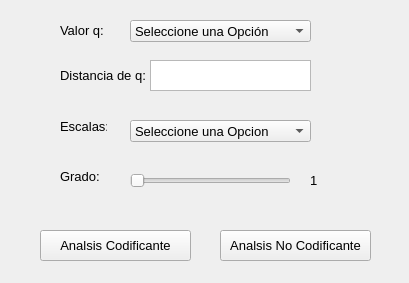
Qt form detrend.ui (juancho270/TrabajoGrado) before a commit.
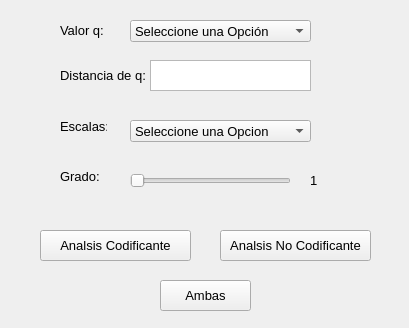
The same form after that commit.

Diff of the .ui file:
```diff
--- a/detrend.ui
+++ b/detrend.ui
@@ -7,7 +7,7 @@
     <x>0</x>
     <y>0</y>
     <width>409</width>
-    <height>283</height>
+    <height>328</height>
    </rect>
   </property>
   <property name="font">
@@ -258,6 +258,19 @@
     </rect>
    </property>
   </widget>
+  <widget class="QPushButton" name="btnAmbas">
+   <property name="geometry">
+    <rect>
+     <x>160</x>
+     <y>280</y>
+     <width>91</width>
+     <height>31</height>
+    </rect>
+   </property>
+   <property name="text">
+    <string>Ambas</string>
+   </property>
+  </widget>
  </widget>
  <resources/>
  <connections>
```
